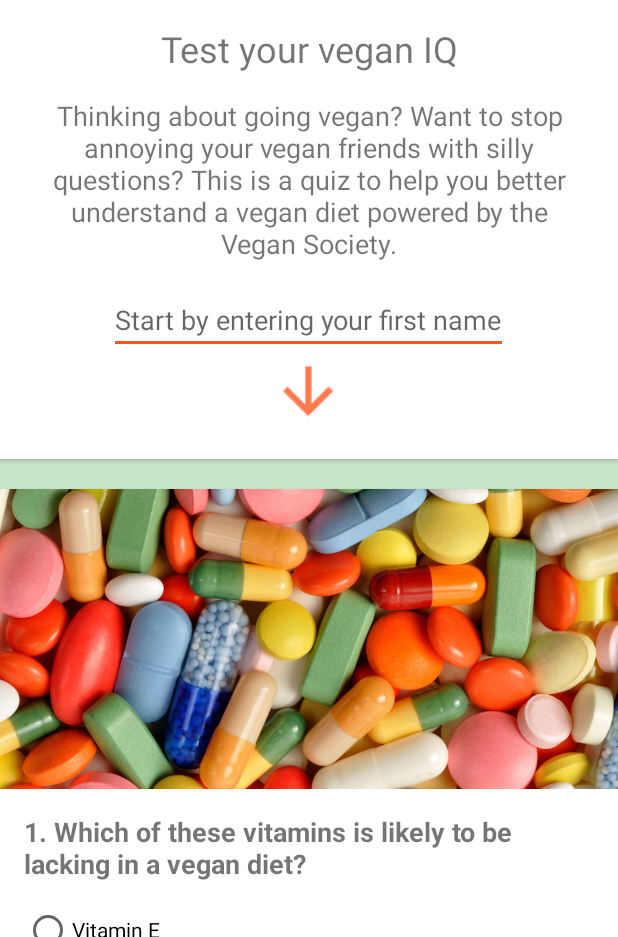
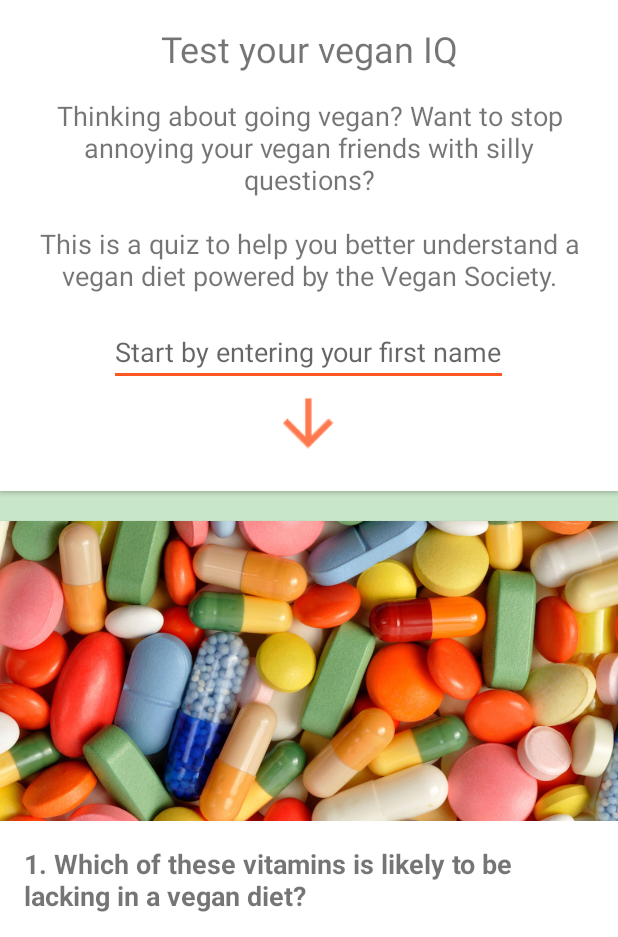
Before and after one commit to alanionita/GDS_QuizApp, an Android app: the screen it shows after launch (MainActivity), on a phone screen of 412 x 824 dp, the part 299-1236 px from its top. Run offline under Robolectric (Android 15) with nearby library versions, the phone set to English and light mode, and no system bars.

Commit message:
more tiny tweaks to copy

```diff
--- a/app/src/main/res/values/strings.xml
+++ b/app/src/main/res/values/strings.xml
@@ -1,6 +1,6 @@
 <resources>
     <string name="app_name">Vegan Diet Facts Quiz</string>
-    <string name="intro_text">Thinking about going vegan? Want to stop annoying your vegan friends with silly questions? This is a quiz to help you better understand a vegan diet powered by the Vegan Society.</string>
+    <string name="intro_text">Thinking about going vegan? Want to stop annoying your vegan friends with silly questions?\n\nThis is a quiz to help you better understand a vegan diet powered by the Vegan Society.</string>
     <string name="question_1_text">1. Which of these vitamins is likely to be lacking in a vegan diet?</string>
     <string name="question_1_option_a">Vitamin E</string>
     <string name="question_1_option_b">Vitamin C</string>
```
